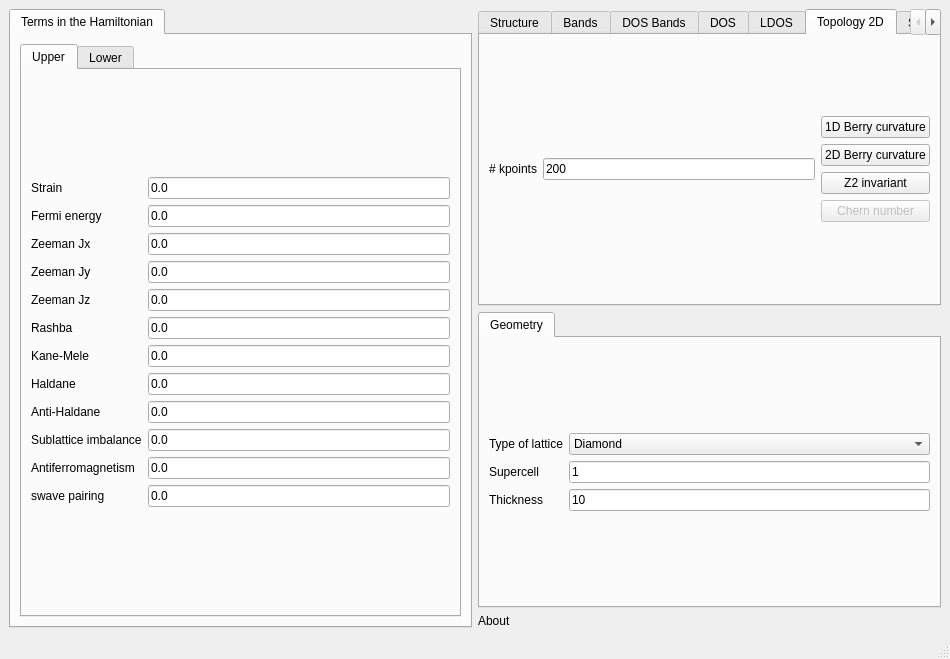
joselado/quantum-honeycomp, file interface-pyqt/hybridfilm/interface.ui: the form before one commit.
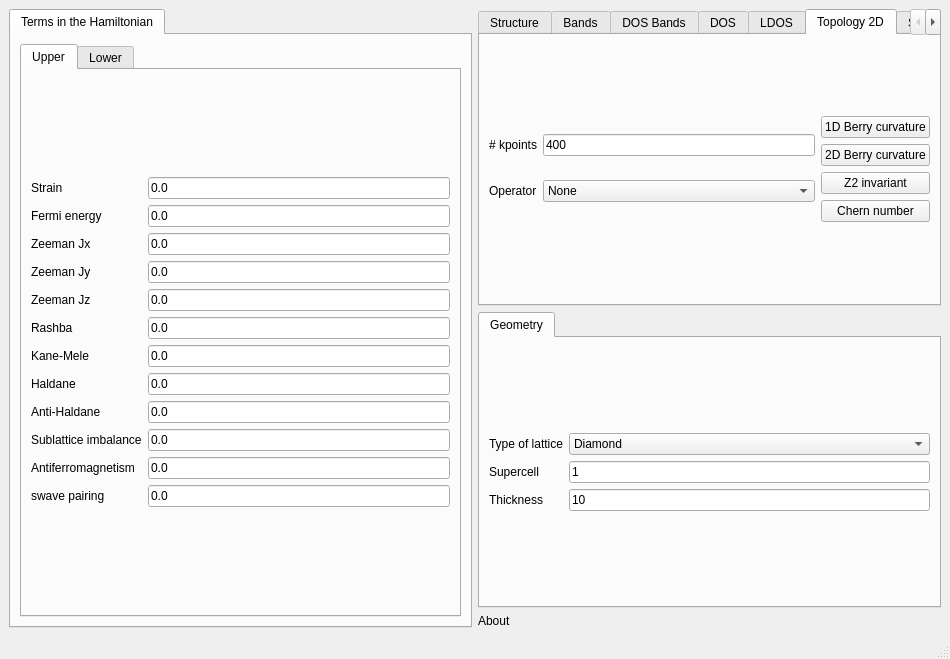
The form after the commit. The open tabs and pages were chosen to show the change.

What changed in the file:
```diff
--- a/interface-pyqt/hybridfilm/interface.ui
+++ b/interface-pyqt/hybridfilm/interface.ui
@@ -738,7 +738,7 @@
           <item row="0" column="1">
            <widget class="QLineEdit" name="nk_topology">
             <property name="text">
-             <string>200</string>
+             <string>400</string>
             </property>
            </widget>
           </item>
@@ -749,6 +749,32 @@
             </property>
            </widget>
           </item>
+          <item row="1" column="0">
+           <widget class="QLabel" name="label_47">
+            <property name="text">
+             <string>Operator</string>
+            </property>
+           </widget>
+          </item>
+          <item row="1" column="1">
+           <widget class="QComboBox" name="topology_operator">
+            <item>
+             <property name="text">
+              <string>None</string>
+             </property>
+            </item>
+            <item>
+             <property name="text">
+              <string>Sz</string>
+             </property>
+            </item>
+            <item>
+             <property name="text">
+              <string>Valley</string>
+             </property>
+            </item>
+           </widget>
+          </item>
          </layout>
         </item>
         <item row="0" column="1">
@@ -756,7 +782,7 @@
           <item row="3" column="0">
            <widget class="QPushButton" name="show_chern">
             <property name="enabled">
-             <bool>false</bool>
+             <bool>true</bool>
             </property>
             <property name="text">
              <string>Chern number</string>
```
Left out of the diff: 232 changed lines with no effect on the pictures.
